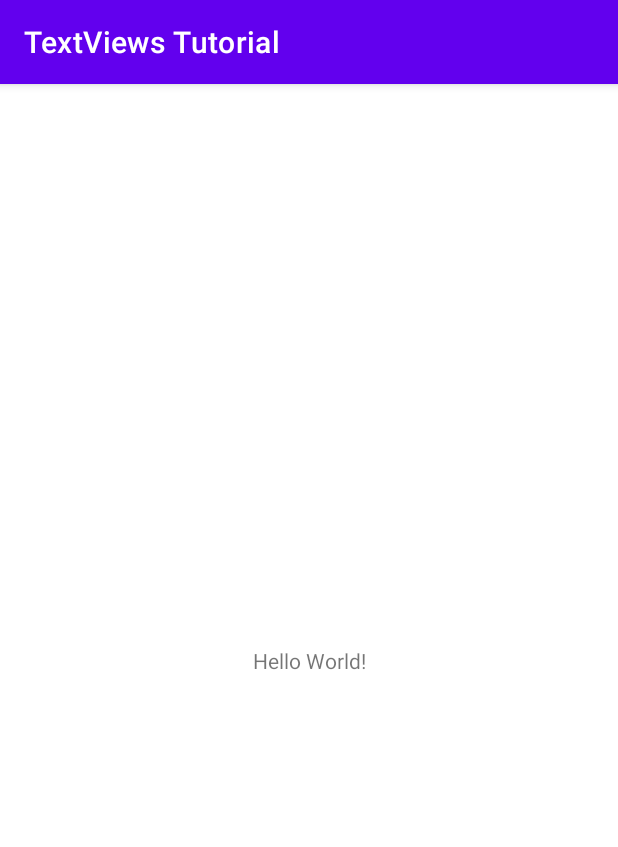
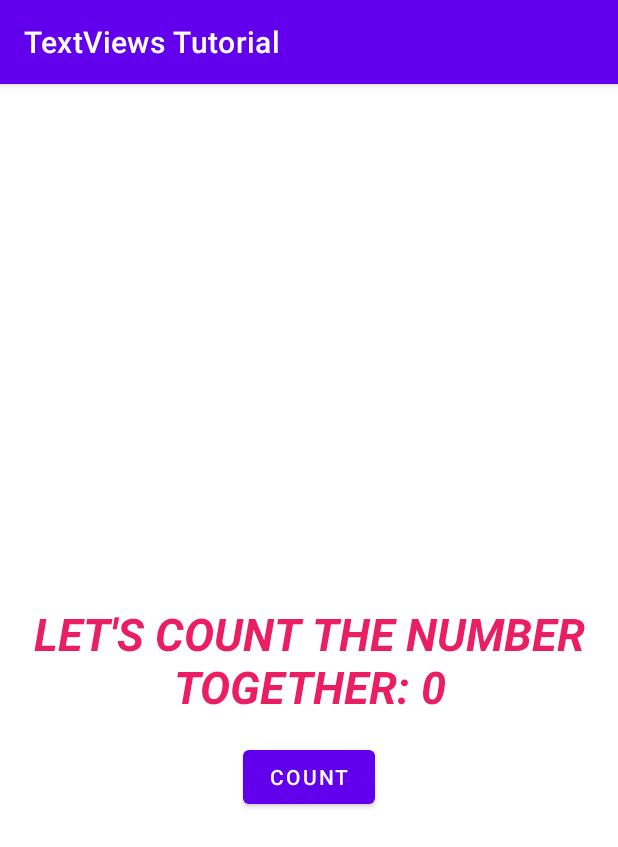
Before and after one commit to irfan87/textviews_tutorial, an Android app: the screen it shows after launch (MainActivity), on a phone screen of 412 x 824 dp. Shown: the top 847 px of the screen. Run offline under Robolectric (Android 15) with nearby library versions, the phone set to English and light mode, and no system bars.

Commit message:
app counter

```diff
--- a/app/build.gradle
+++ b/app/build.gradle
@@ -1,6 +1,7 @@
 plugins {
     id 'com.android.application'
     id 'kotlin-android'
+    id 'kotlin-android-extensions'
 }
 
 android {
--- a/app/src/main/java/com/irfanshukri203/textviewstutorial/MainActivity.kt
+++ b/app/src/main/java/com/irfanshukri203/textviewstutorial/MainActivity.kt
@@ -2,10 +2,19 @@ package com.irfanshukri203.textviewstutorial
 
 import androidx.appcompat.app.AppCompatActivity
 import android.os.Bundle
+import kotlinx.android.synthetic.main.activity_main.*
 
 class MainActivity : AppCompatActivity() {
     override fun onCreate(savedInstanceState: Bundle?) {
         super.onCreate(savedInstanceState)
         setContentView(R.layout.activity_main)
+
+        var count = 0
+
+        btnCount.setOnClickListener{
+            count++
+
+            tvCount.text = "let's count the number together: $count"
+        }
     }
 }
--- a/app/src/main/res/layout/activity_main.xml
+++ b/app/src/main/res/layout/activity_main.xml
@@ -7,12 +7,29 @@
     tools:context=".MainActivity">
 
     <TextView
+        android:id="@+id/tvCount"
         android:layout_width="wrap_content"
         android:layout_height="wrap_content"
-        android:text="Hello World!"
+        android:ellipsize="end"
+        android:lines="2"
+        android:text="Let's count the number together: 0"
+        android:textAlignment="center"
+        android:textAllCaps="true"
+        android:textColor="@color/main_red"
+        android:textSize="30sp"
+        android:textStyle="italic|bold"
         app:layout_constraintBottom_toBottomOf="parent"
-        app:layout_constraintLeft_toLeftOf="parent"
-        app:layout_constraintRight_toRightOf="parent"
+        app:layout_constraintEnd_toEndOf="parent"
+        app:layout_constraintStart_toStartOf="parent"
         app:layout_constraintTop_toTopOf="parent" />
 
+    <Button
+        android:id="@+id/btnCount"
+        android:layout_width="wrap_content"
+        android:layout_height="wrap_content"
+        android:layout_marginTop="16dp"
+        android:text="count"
+        app:layout_constraintEnd_toEndOf="parent"
+        app:layout_constraintStart_toStartOf="parent"
+        app:layout_constraintTop_toBottomOf="@+id/tvCount" />
 </androidx.constraintlayout.widget.ConstraintLayout>
--- a/app/src/main/res/values/colors.xml
+++ b/app/src/main/res/values/colors.xml
@@ -7,4 +7,5 @@
     <color name="teal_700">#FF018786</color>
     <color name="black">#FF000000</color>
     <color name="white">#FFFFFFFF</color>
+    <color name="main_red">#E91E63</color>
 </resources>
```
